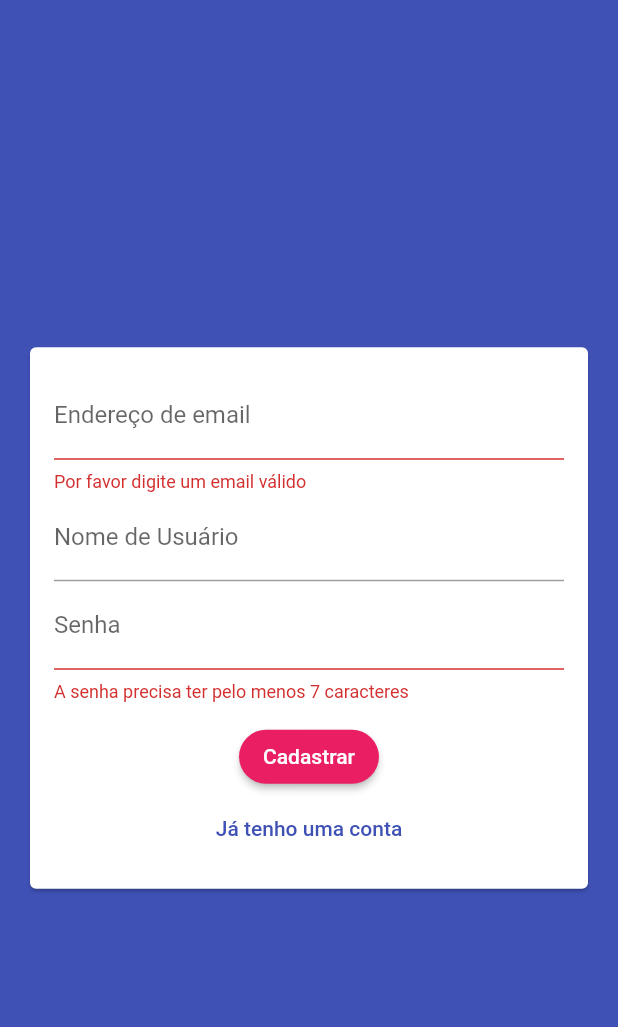
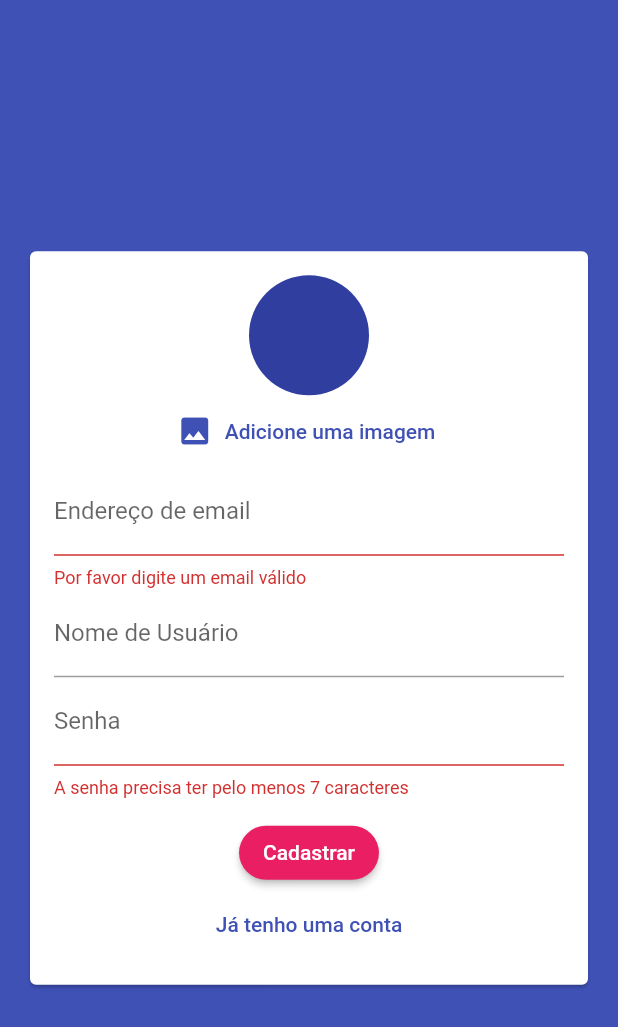
Before and after one commit to mucasantos/mychat-flutter, a Flutter app: the screen it shows after launch, after a tap on "Login", after a tap on "Criar um novo usuário", on a phone screen of 412 x 824 dp. Shown: the top 1027 px of the screen. Run offline on Flutter 3.47's test engine with Material 2 defaults, Android fonts, the phone set to English and light mode, and no system bars; our stand-ins replace cloud_firestore, firebase_auth, firebase_messaging, firebase_storage, image_picker; accounts and stored records are empty.

Commit message:
primeira parte do projeto

```diff
--- a/lib/main.dart
+++ b/lib/main.dart
@@ -2,6 +2,7 @@ import 'package:firebase_auth/firebase_auth.dart';
 import 'package:flutter/material.dart';
 import 'package:mychat/screens/auth_screen.dart';
 import 'package:mychat/screens/chat_screen.dart';
+import 'package:mychat/screens/splash_screen.dart';
 
 void main() {
   runApp(MyApp());
@@ -12,7 +13,7 @@ class MyApp extends StatelessWidget {
   @override
   Widget build(BuildContext context) {
     return MaterialApp(
-      title: 'Flutter Chat',
+      title: 'Let\'s Talk',
       theme: ThemeData(
           primarySwatch: Colors.indigo,
           backgroundColor: Colors.purple,
@@ -26,8 +27,13 @@ class MyApp extends StatelessWidget {
                 borderRadius: BorderRadius.circular(20),
               ))),
       home: StreamBuilder(
+
         stream: FirebaseAuth.instance.onAuthStateChanged,
         builder: (ctx, userSnapshot) {
+
+          if(userSnapshot.connectionState == ConnectionState.waiting){
+            return SplashScreen();
+          }
           if (userSnapshot.hasData) {
             return ChatScreen();
           }
--- a/lib/screens/splash_screen.dart
+++ b/lib/screens/splash_screen.dart
@@ -0,0 +1,13 @@
+import 'package:flutter/material.dart';
+
+class SplashScreen extends StatelessWidget {
+  @override
+  Widget build(BuildContext context) {
+    return Scaffold(
+      backgroundColor: Theme.of(context).primaryColor,
+      body: Center(
+        child: Text('Carregando...'),
+      ),
+    );
+  }
+}
--- a/lib/widgets/auth/auth_form.dart
+++ b/lib/widgets/auth/auth_form.dart
@@ -1,4 +1,7 @@
+import 'dart:io';
+
 import 'package:flutter/material.dart';
+import 'package:mychat/widgets/pickers/user_image_picker.dart';
 
 class AuthForm extends StatefulWidget {
   AuthForm(this.submitFn, this._isLoading);
@@ -9,6 +12,7 @@ class AuthForm extends StatefulWidget {
     String email,
     String password,
     String username,
+    File imegeFile,
     bool isLogin,
     BuildContext,
   ) submitFn;
@@ -22,9 +26,24 @@ class _AuthFormState extends State<AuthForm> {
   var _userName = '';
   var _userPassword = '';
   var _isLogin = true;
+  File _userImageFile;
+
+  void _pickedImage(File image) {
+    _userImageFile = image;
+  }
 
   void _trySubmit() {
     final isValid = _formKey.currentState.validate();
+
+    if (_userImageFile == null && !_isLogin) {
+      Scaffold.of(context).showSnackBar(
+        SnackBar(
+            content: Text('Por favor tire uma foto.'),
+            backgroundColor: Theme.of(context).errorColor),
+      );
+
+      return;
+    }
 
     FocusScope.of(context).unfocus();
     if (isValid) {
@@ -34,10 +53,10 @@ class _AuthFormState extends State<AuthForm> {
         _userEmail.trim(),
         _userPassword.trim(),
         _userName.trim(),
+        _userImageFile,
         _isLogin,
         context,
       );
-
     }
     return;
   }
@@ -55,8 +74,12 @@ class _AuthFormState extends State<AuthForm> {
               child: Column(
                 mainAxisSize: MainAxisSize.min,
                 children: <Widget>[
+                  if (!_isLogin) UserImagePicker(_pickedImage),
                   TextFormField(
                     key: ValueKey('email'),
+                    autocorrect: false,
+                    textCapitalization: TextCapitalization.none,
+                    enableSuggestions: false,
                     validator: (value) {
                       if (value.isEmpty || !value.contains('@')) {
                         return 'Por favor digite um email válido';
@@ -73,6 +96,9 @@ class _AuthFormState extends State<AuthForm> {
                   ),
                   if (!_isLogin)
                     TextFormField(
+                      autocorrect: true,
+                      textCapitalization: TextCapitalization.words,
+                      enableSuggestions: false,
                       key: ValueKey('user'),
                       validator: (value) {
                         if (value.isEmpty || value.length < 4) {
--- a/lib/widgets/pickers/user_image_picker.dart
+++ b/lib/widgets/pickers/user_image_picker.dart
@@ -0,0 +1,48 @@
+import 'dart:io';
+import 'dart:math';
+
+import 'package:flutter/material.dart';
+import 'package:image_picker/image_picker.dart';
+
+class UserImagePicker extends StatefulWidget {
+  UserImagePicker(this.imagePickerFn);
+  final void Function(File pickedImage) imagePickerFn;
+
+  @override
+  _UserImagePickerState createState() => _UserImagePickerState();
+}
+
+class _UserImagePickerState extends State<UserImagePicker> {
+  File _pickedImage;
+  void _pickImage() async {
+    final pickedImage = await ImagePicker.pickImage(
+      source: ImageSource.camera,
+      imageQuality: 50,
+      maxWidth: 150,
+    );
+
+    setState(() {
+      _pickedImage = pickedImage;
+    });
+    widget.imagePickerFn(pickedImage);
+  }
+
+  @override
+  Widget build(BuildContext context) {
+    return Column(
+      children: [
+        CircleAvatar(
+          radius: 40,
+          backgroundImage:
+              _pickedImage != null ? FileImage(_pickedImage) : null,
+        ),
+        FlatButton.icon(
+          textColor: Theme.of(context).primaryColor,
+          onPressed: _pickImage,
+          icon: Icon(Icons.image),
+          label: Text('Adicione uma imagem'),
+        ),
+      ],
+    );
+  }
+}
--- a/pubspec.yaml
+++ b/pubspec.yaml
@@ -30,6 +30,10 @@ dependencies:
   cupertino_icons: ^1.0.0
   cloud_firestore: 0.13.5
   firebase_auth: ^0.16.0
+  image_picker: ^0.6.5+3
+  firebase_storage: ^3.1.5
+  firebase_messaging: ^6.0.13
+
 
 dev_dependencies:
   flutter_test:
```
Also changed, not shown: lib/screens/auth_screen.dart (+22 -3 lines), lib/screens/chat_screen.dart (+29 -7 lines), lib/widgets/chat/message_bubble.dart (+86 -0 lines), lib/widgets/chat/messages.dart (+23 -2 lines), lib/widgets/chat/new_message.dart (+11 -1 lines), pubspec.lock, 6 other files.
